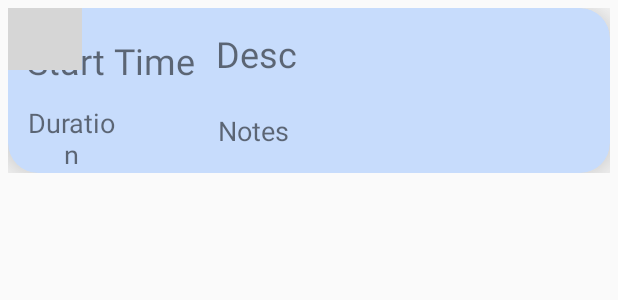
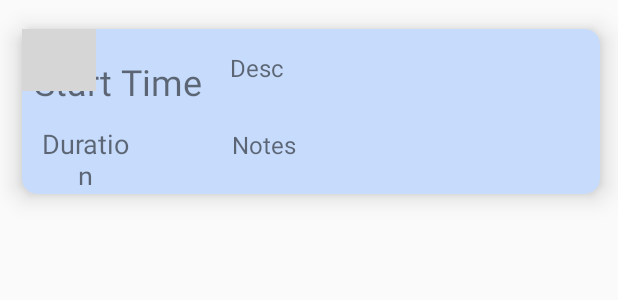
Before and after one commit to scarletdiv0922/Technovation2021, an Android app: the layout event_detail_row.xml on its own in the app's theme, with its tools: preview values and no code run, on a phone screen of 412 x 824 dp. Shown: the top 300 px of the screen. Run offline under Robolectric (Android 15) with nearby library versions, the phone set to English and light mode, and no system bars; grey boxes are pictures that could not be loaded.

Commit message:
fix diplay of time and duration in daily event view

```diff
--- a/app/src/main/java/com/example/technovation2021/EventNotificationBroadcast.java
+++ b/app/src/main/java/com/example/technovation2021/EventNotificationBroadcast.java
@@ -59,7 +59,7 @@ public class EventNotificationBroadcast extends BroadcastReceiver {
         NotificationCompat.Builder mBuilder = new NotificationCompat.Builder(notifContext, "1");
         mBuilder.setContentTitle("Event Notification Title");
         mBuilder.setContentText("This is a notification for an event");
-        mBuilder.setSmallIcon(R.drawable.next_icon);
+        mBuilder.setSmallIcon(R.drawable.next_month);
         mBuilder.setPriority(NotificationCompat.PRIORITY_MAX);
         mBuilder.setContentIntent(pendingIntent);
         NotificationManagerCompat myNotificationManager= NotificationManagerCompat.from(notifContext);
--- a/app/src/main/java/com/example/technovation2021/FirebaseRealtimeDatabase.java
+++ b/app/src/main/java/com/example/technovation2021/FirebaseRealtimeDatabase.java
@@ -207,7 +207,7 @@ public class FirebaseRealtimeDatabase {
         Log.d(LOG_TAG, "Adding break event at: " + tm.toString() + " on: " + d.toString());
         Event breakEvent = new Event("Break time", d.toString(), tm.toString(),
                 1, 1, GenericTask.MIN_BREAK_TIME, 1,
-                        "BREAKTASK", "Chill!");
+                        "BREAKTASK", "Relax. Play some music or read a book or play an instrument!");
         // TODO: check for success/failure.
         newPostRef.setValue(breakEvent);
         return 0; // TODO: check return value
--- a/app/src/main/java/com/example/technovation2021/StudentNotification.java
+++ b/app/src/main/java/com/example/technovation2021/StudentNotification.java
@@ -53,7 +53,7 @@ public class StudentNotification extends AppCompatActivity {
         NotificationCompat.Builder mBuilder = new NotificationCompat.Builder(this, "1");
         mBuilder.setContentTitle("Test title");
         mBuilder.setContentText("This is a test text and it should be long");
-        mBuilder.setSmallIcon(R.drawable.next_icon);
+        mBuilder.setSmallIcon(R.drawable.next_month);
         mBuilder.setPriority(NotificationCompat.PRIORITY_MAX);
         NotificationManagerCompat myNotificationManager= NotificationManagerCompat.from(this);
         myNotificationManager.notify(1, mBuilder.build());
--- a/app/src/main/res/layout/activity_user_settings.xml
+++ b/app/src/main/res/layout/activity_user_settings.xml
@@ -78,6 +78,7 @@
         android:layout_marginTop="16dp"
         android:autofillHints=""
         android:ems="10"
+        android:gravity="right"
         android:hint="@string/school_specific_url_part"
         android:inputType="textUri"
         app:layout_constraintBottom_toBottomOf="parent"
--- a/app/src/main/res/layout/event_detail_row.xml
+++ b/app/src/main/res/layout/event_detail_row.xml
@@ -3,17 +3,17 @@
     xmlns:android="http://schemas.android.com/apk/res/android"
     xmlns:app="http://schemas.android.com/apk/res-auto"
     xmlns:tools="http://schemas.android.com/tools"
-    android:padding="5dp"
     android:layout_width="wrap_content"
     android:layout_height="wrap_content">
 
     <androidx.cardview.widget.CardView
         android:layout_width="wrap_content"
         android:layout_height="wrap_content"
-        android:background="@drawable/event_border_rounded_rectangle"
         app:cardBackgroundColor="@color/lightBlue"
-        app:cardCornerRadius="20dp"
-        app:cardElevation="20dp"
+        app:cardCornerRadius="10dp"
+        android:layout_margin="1dp"
+        app:cardElevation="10dp"
+        app:cardUseCompatPadding="true"
         app:layout_constraintStart_toStartOf="parent"
         app:layout_constraintTop_toTopOf="parent">
 
@@ -23,6 +23,7 @@
             tools:layout_editor_absoluteX="0dp"
             tools:layout_editor_absoluteY="182dp">
 
+
         <TextView
             android:id="@+id/idEventStartTime"
             android:layout_width="120dp"
@@ -30,7 +31,7 @@
             android:layout_marginLeft="8dp"
             android:layout_marginStart="8dp"
             android:layout_marginTop="6dp"
-            android:gravity="center_horizontal|center_vertical"
+            android:gravity="start|center_vertical"
             android:text="@string/start_time"
             android:textSize="24sp"
             app:layout_constraintStart_toStartOf="parent"
@@ -52,26 +53,26 @@
         <TextView
             android:id="@+id/idEventDesc"
             android:layout_width="267dp"
-            android:layout_height="45dp"
+            android:layout_height="35dp"
             android:layout_marginEnd="4dp"
             android:layout_marginRight="4dp"
             android:layout_marginTop="8dp"
             android:gravity="center_vertical"
             android:text="@string/desc"
-            android:textSize="24sp"
+            android:textSize="16sp"
             app:layout_constraintEnd_toEndOf="parent"
             app:layout_constraintTop_toTopOf="parent" />
 
         <TextView
             android:id="@+id/idEventNotes"
             android:layout_width="266dp"
-            android:layout_height="48dp"
+            android:layout_height="58dp"
             android:layout_marginBottom="4dp"
             android:layout_marginEnd="4dp"
             android:layout_marginRight="4dp"
             android:gravity="center_vertical"
             android:text="@string/notes"
-            android:textSize="18sp"
+            android:textSize="16sp"
             app:layout_constraintBottom_toBottomOf="parent"
             app:layout_constraintEnd_toEndOf="parent" />
 
@@ -81,7 +82,8 @@
             android:layout_height="41dp"
             tools:layout_editor_absoluteX="78dp"
             tools:layout_editor_absoluteY="64dp"
-            tools:srcCompat="@tools:sample/avatars" />
+            tools:srcCompat="@tools:sample/avatars"
+            android:contentDescription="@string/img_todo" />
 
         </androidx.constraintlayout.widget.ConstraintLayout>
 
--- a/app/src/main/res/values/strings.xml
+++ b/app/src/main/res/values/strings.xml
@@ -137,6 +137,7 @@
     <string name="notifications">Notifications</string>
     <string name="schoolloop_com">.schoolloop.com</string>
     <string name="school_specific_url_part">School specific URL part</string>
+    <string name="img_todo">TODO</string>
 
 
 </resources>
```
Also changed, not shown: app/src/main/java/com/example/technovation2021/DailyEventsAdapter.java (+19 -3 lines), app/src/main/java/com/example/technovation2021/SchoolLoopHomeworkGrabber.java (+9 -20 lines), app/src/main/java/com/example/technovation2021/UserSettings.java (+21 -8 lines), app/src/main/res/drawable/previous_icon.png (deleted). Lines whose indentation alone changed are shown as unchanged.
